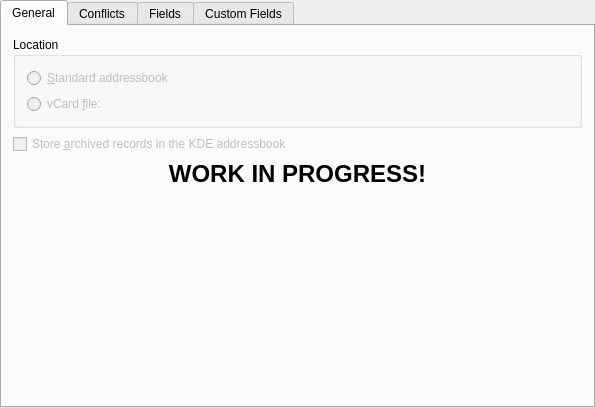
The window that kpilot/conduits/contacts/contacts-settings.ui (chusopr/kdepim-ktimetracker-akonadi) describes before a commit, drawn with Qt 5.
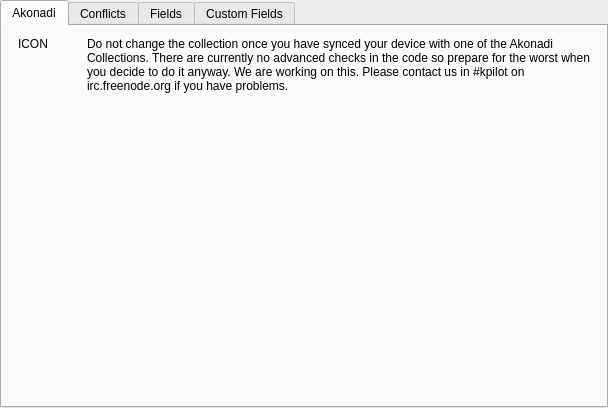
The same window after the commit. The open tabs and pages were chosen to show the change. Custom widgets are drawn as their Qt base class.

Commit message: - Reenabled most of the settings dialog. This still needs some work. - The only source now that can used is Akonadi, and the resource can be   selected in the dialog. This setting is not yet used/saved.

Diff of the .ui file:
```diff
--- a/kpilot/conduits/contacts/contacts-settings.ui
+++ b/kpilot/conduits/contacts/contacts-settings.ui
@@ -6,7 +6,7 @@
    <rect>
     <x>0</x>
     <y>0</y>
-    <width>593</width>
+    <width>608</width>
     <height>408</height>
    </rect>
   </property>
@@ -23,12 +23,6 @@
    <property name="bottomMargin" >
     <number>0</number>
    </property>
-   <property name="horizontalSpacing" >
-    <number>6</number>
-   </property>
-   <property name="verticalSpacing" >
-    <number>6</number>
-   </property>
    <item row="0" column="0" >
     <widget class="QTabWidget" name="tabWidget" >
      <property name="enabled" >
@@ -39,113 +33,82 @@
      </property>
      <widget class="QWidget" name="tab" >
       <attribute name="title" >
-       <string>General</string>
+       <string>Akonadi</string>
       </attribute>
       <layout class="QGridLayout" >
        <item row="0" column="0" >
-        <layout class="QVBoxLayout" >
+        <layout class="QHBoxLayout" />
+       </item>
+       <item row="1" column="0" >
+        <layout class="QHBoxLayout" >
+         <property name="spacing" >
+          <number>5</number>
+         </property>
+         <property name="leftMargin" >
+          <number>5</number>
+         </property>
+         <property name="topMargin" >
+          <number>0</number>
+         </property>
          <item>
-          <widget class="QGroupBox" name="groupBox" >
-           <property name="title" >
-            <string>Location</string>
+          <widget class="QLabel" name="fInfoIcon" >
+           <property name="sizePolicy" >
+            <sizepolicy vsizetype="Preferred" hsizetype="Preferred" >
+             <horstretch>1</horstretch>
+             <verstretch>0</verstretch>
+            </sizepolicy>
            </property>
-           <layout class="QGridLayout" >
-            <item row="0" column="0" colspan="2" >
-             <widget class="QRadioButton" name="fSyncStdAbook" >
-              <property name="enabled" >
-               <bool>false</bool>
-              </property>
-              <property name="whatsThis" >
-               <string>&lt;qt>Select this option to synchronize with KDE's standard addressbook (i.e. the addressbook that you edit in KAddressBook, and which you use in KMail)&lt;/qt></string>
-              </property>
-              <property name="text" >
-               <string>&amp;Standard addressbook</string>
-              </property>
-             </widget>
-            </item>
-            <item row="1" column="0" >
-             <widget class="QRadioButton" name="fSyncFile" >
-              <property name="enabled" >
-               <bool>false</bool>
-              </property>
-              <property name="whatsThis" >
-               <string>&lt;qt>Select this option to use a specific address book file, instead of the standard KDE address book. This file must be in the vCard format (.vcf). Type the location of this file in the edit box or select it clicking the file picker button.&lt;/qt></string>
-              </property>
-              <property name="text" >
-               <string>vCard &amp;file:</string>
-              </property>
-             </widget>
-            </item>
-            <item row="1" column="1" >
-             <widget class="KUrlRequester" name="fAbookFile" >
-              <property name="enabled" >
-               <bool>false</bool>
-              </property>
-              <property name="sizePolicy" >
-               <sizepolicy vsizetype="Preferred" hsizetype="MinimumExpanding" >
-                <horstretch>0</horstretch>
-                <verstretch>0</verstretch>
-               </sizepolicy>
-              </property>
-              <property name="whatsThis" >
-               <string>&lt;qt>Enter the vCard file name here or select it by clicking the file picker button. vCard is a standard format for exchanging contact information. &lt;/qt></string>
-              </property>
-             </widget>
-            </item>
-           </layout>
-          </widget>
-         </item>
-         <item>
-          <widget class="QCheckBox" name="fArchive" >
-           <property name="enabled" >
-            <bool>false</bool>
-           </property>
-           <property name="whatsThis" >
-            <string>&lt;qt>If you delete an address on your handheld, you can determine if it should be archived on the PC. If you check that and this checkbox, the address will be added to your addressbook, but no longer synchronized with the handheld.&lt;/qt></string>
-           </property>
            <property name="text" >
-            <string>Store &amp;archived records in the KDE addressbook</string>
+            <string>ICON</string>
            </property>
+           <property name="alignment" >
+            <set>Qt::AlignLeading|Qt::AlignLeft|Qt::AlignTop</set>
+           </property>
           </widget>
          </item>
          <item>
-          <widget class="QLabel" name="label_2" >
-           <property name="font" >
-            <font>
-             <pointsize>18</pointsize>
-             <weight>75</weight>
-             <bold>true</bold>
-            </font>
+          <widget class="QLabel" name="label" >
+           <property name="sizePolicy" >
+            <sizepolicy vsizetype="Preferred" hsizetype="Preferred" >
+             <horstretch>8</horstretch>
+             <verstretch>0</verstretch>
+            </sizepolicy>
            </property>
            <property name="text" >
-            <string>WORK IN PROGRESS!</string>
+            <string>Do not change the collection once you have synced your device with one of the Akonadi Collections. There are currently no advanced checks in the code so prepare for the worst when you decide to do it anyway. We are working on this. Please contact us in #kpilot on irc.freenode.org if you have problems.</string>
            </property>
-           <property name="textFormat" >
-            <enum>Qt::RichText</enum>
-           </property>
            <property name="alignment" >
-            <set>Qt::AlignCenter</set>
+            <set>Qt::AlignLeading|Qt::AlignLeft|Qt::AlignTop</set>
            </property>
-          </widget>
-         </item>
-         <item>
-          <spacer>
-           <property name="orientation" >
-            <enum>Qt::Vertical</enum>
+           <property name="wordWrap" >
+            <bool>true</bool>
            </property>
-           <property name="sizeHint" >
-            <size>
-             <width>569</width>
-             <height>151</height>
-            </size>
+           <property name="margin" >
+            <number>5</number>
            </property>
-          </spacer>
+           <property name="indent" >
+            <number>0</number>
+           </property>
+          </widget>
          </item>
         </layout>
        </item>
+       <item row="2" column="0" >
+        <spacer>
+         <property name="orientation" >
+          <enum>Qt::Vertical</enum>
+         </property>
+         <property name="sizeHint" >
+          <size>
+           <width>20</width>
+           <height>261</height>
+          </size>
+         </property>
+        </spacer>
+       </item>
       </layout>
      </widget>
-     <widget class="QWidget" name="tab" >
+     <widget class="QWidget" name="conflictsTab" >
       <attribute name="title" >
        <string>Conflicts</string>
       </attribute>
@@ -257,7 +220,7 @@
        </item>
       </layout>
      </widget>
-     <widget class="QWidget" name="tab" >
+     <widget class="QWidget" name="fieldsTab" >
       <attribute name="title" >
        <string>Fields</string>
       </attribute>
@@ -424,7 +387,7 @@
        </item>
       </layout>
      </widget>
-     <widget class="QWidget" name="tab" >
+     <widget class="QWidget" name="customFieldsTab" >
       <attribute name="title" >
        <string>Custom Fields</string>
       </attribute>
@@ -720,14 +683,6 @@
  </widget>
  <layoutdefault spacing="6" margin="11" />
  <pixmapfunction>qPixmapFromMimeSource</pixmapfunction>
- <customwidgets>
-  <customwidget>
-   <class>KUrlRequester</class>
-   <extends>QFrame</extends>
-   <header>kurlrequester.h</header>
-   <container>1</container>
-  </customwidget>
- </customwidgets>
  <tabstops>
   <tabstop>fArchive</tabstop>
   <tabstop>tabWidget</tabstop>
```
Left out of the diff: 24 changed lines with no effect on the pictures. The commit also changes 5 other files.
